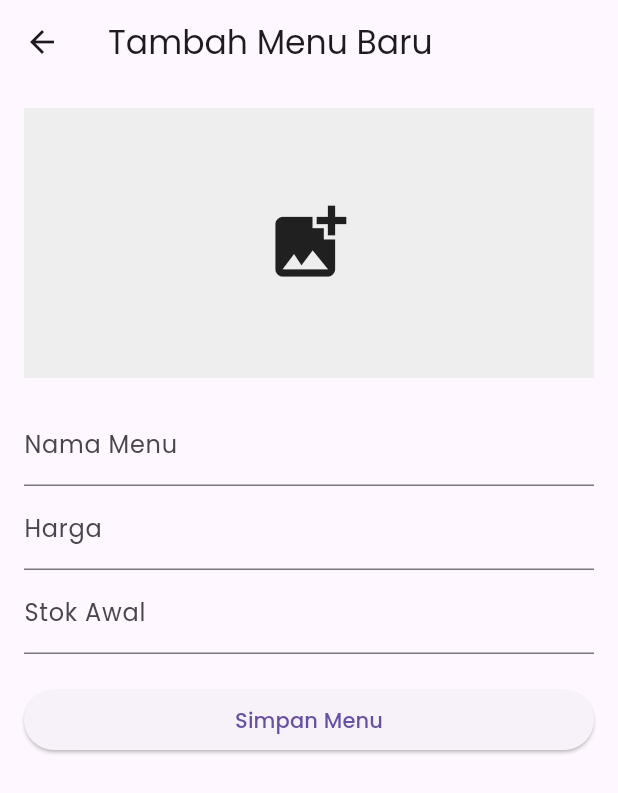
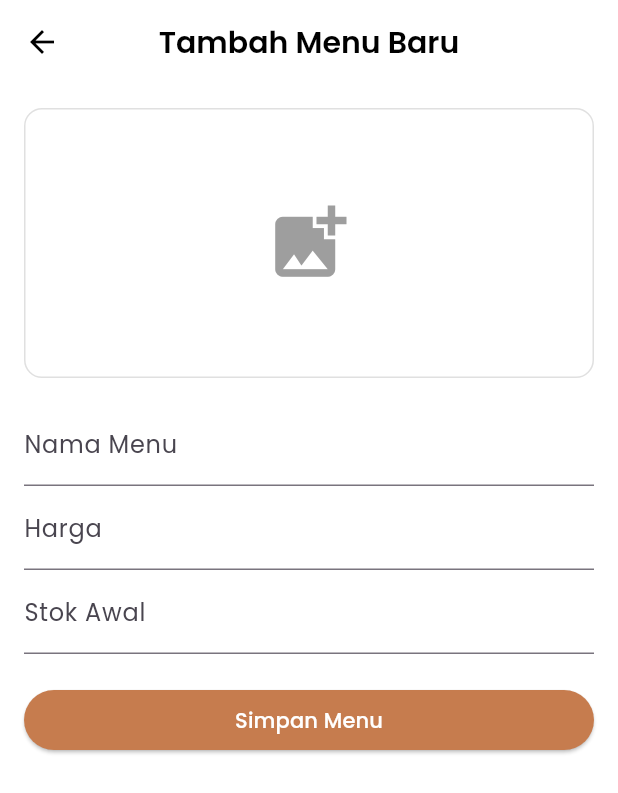
Before and after one commit to justrahyan/kopitan_app, a Flutter app: the AddMenuPage screen opened directly with empty values, on a phone screen of 412 x 824 dp. Shown: the top 793 px of the screen. Run offline on Flutter 3.47's test engine with Material 3 defaults, Android fonts, the phone set to English and light mode, and no system bars; our stand-ins replace cloud_firestore, firebase_auth, firebase_core, flutter_local_notifications, google_fonts, hugeicons and 4 more; accounts and stored records are empty.

Commit message:
feat: Add cross alignment at home feature and Add Menu Style

```diff
--- a/lib/Dashboard/add_menu_page.dart
+++ b/lib/Dashboard/add_menu_page.dart
@@ -1,9 +1,11 @@
 import 'dart:convert';
 import 'dart:io';
 import 'package:flutter/material.dart';
+import 'package:google_fonts/google_fonts.dart';
 import 'package:image_picker/image_picker.dart';
 import 'package:http/http.dart' as http;
 import 'package:cloud_firestore/cloud_firestore.dart';
+import 'package:kopitan_app/colors.dart';
 
 class AddMenuPage extends StatefulWidget {
   final String category;
@@ -92,7 +94,19 @@ class _AddMenuPageState extends State<AddMenuPage> {
   @override
   Widget build(BuildContext context) {
     return Scaffold(
-      appBar: AppBar(title: const Text('Tambah Menu Baru')),
+      backgroundColor: Colors.white,
+      appBar: AppBar(
+        title: const Text('Tambah Menu Baru'),
+        titleTextStyle: GoogleFonts.poppins(
+          fontWeight: FontWeight.w600,
+          fontSize: 20,
+          color: Colors.black,
+        ),
+        centerTitle: true,
+        backgroundColor: Colors.white,
+        elevation: 0,
+        foregroundColor: Colors.black,
+      ),
       body: Padding(
         padding: const EdgeInsets.all(16),
         child: Form(
@@ -101,15 +115,36 @@ class _AddMenuPageState extends State<AddMenuPage> {
             children: [
               GestureDetector(
                 onTap: _pickImage,
+                child: Container(
+                  height: 180,
+                  decoration: BoxDecoration(
+                    border: Border.all(
+                      color: Colors.grey.shade300, // warna border
+                      width: 1, // ketebalan border
+                    ),
+                    borderRadius: BorderRadius.circular(12), // radius sudut
+                  ),
+                  child: ClipRRect(
+                    borderRadius: BorderRadius.circular(
+                      12,
+                    ), // agar gambar juga ikut rounded
                     child:
                         _selectedImage != null
-                        ? Image.file(_selectedImage!, height: 180)
+                            ? Image.file(
+                              _selectedImage!,
+                              height: 180,
+                              width: double.infinity,
+                              fit: BoxFit.cover,
+                            )
                             : Container(
-                          height: 180,
-                          color: Colors.grey[200],
+                              color: Colors.transparent,
+                              alignment: Alignment.center,
                               child: const Icon(
                                 Icons.add_photo_alternate,
                                 size: 60,
+                                color: Colors.grey,
+                              ),
+                            ),
                   ),
                 ),
               ),
@@ -134,6 +169,10 @@ class _AddMenuPageState extends State<AddMenuPage> {
               const SizedBox(height: 20),
               ElevatedButton(
                 onPressed: _saveMenu,
+                style: ElevatedButton.styleFrom(
+                  backgroundColor: xprimaryColor,
+                  foregroundColor: Colors.white,
+                ),
                 child: const Text('Simpan Menu'),
               ),
             ],
--- a/lib/Dashboard/admin_home_screen.dart
+++ b/lib/Dashboard/admin_home_screen.dart
@@ -158,6 +158,7 @@ class _AdminHomeScreenState extends State<AdminHomeScreen> {
                   const SizedBox(height: 16),
                   Row(
                     mainAxisAlignment: MainAxisAlignment.spaceAround,
+                    crossAxisAlignment: CrossAxisAlignment.start,
                     children: [
                       _iconButton(
                         iconWidget: Image.asset(
```
Lines whose indentation alone changed are shown as unchanged.
